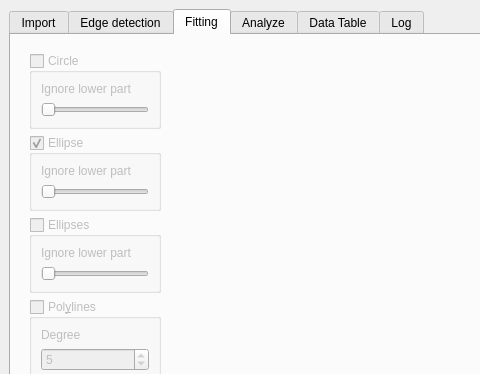
First picture: the form in pyDSA_gui/design.ui, repository galaunay/pyDSA_gui, before the edit; both pictures show x 0 to 480 and y 0 to 374 of the 972 by 854 pixel window.
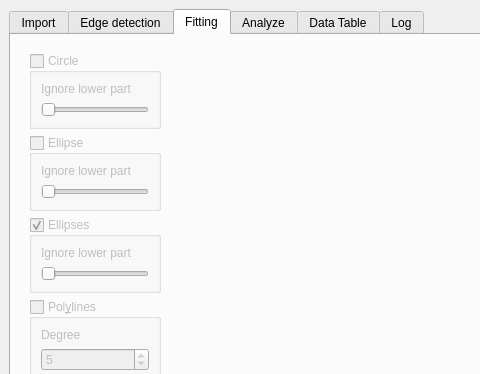
Second picture: the form after the edit. The open tabs and pages were chosen to show the change. Custom widgets are drawn as their Qt base class.

Commit message: Default fitting is now ellipses

```diff
--- a/pyDSA_gui/design.ui
+++ b/pyDSA_gui/design.ui
@@ -928,6 +928,9 @@
              <property name="checkable">
               <bool>true</bool>
              </property>
+             <property name="checked">
+              <bool>false</bool>
+             </property>
              <layout class="QVBoxLayout" name="verticalLayout_16">
               <item>
                <widget class="QLabel" name="label_21">
@@ -973,7 +976,7 @@
               <bool>true</bool>
              </property>
              <property name="checked">
-              <bool>false</bool>
+              <bool>true</bool>
              </property>
              <layout class="QVBoxLayout" name="verticalLayout_26">
               <item>
```
Left out of the diff: 2 changed lines with no effect on the pictures. The commit also changes 2 other files.
